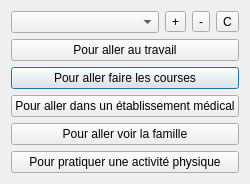
Before: the Qt Designer form main.ui in manuco/covid19_certificate_pos, drawn with Qt 5.
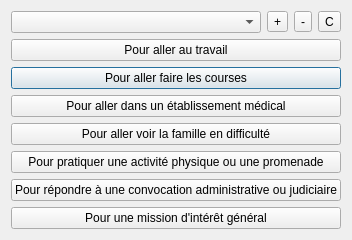
After: the same form once the commit is applied.

```diff
--- a/main.ui
+++ b/main.ui
@@ -6,8 +6,8 @@
    <rect>
     <x>0</x>
     <y>0</y>
-    <width>590</width>
-    <height>248</height>
+    <width>578</width>
+    <height>328</height>
    </rect>
   </property>
   <property name="windowTitle">
@@ -82,14 +82,28 @@
    <item>
     <widget class="QPushButton" name="family">
      <property name="text">
-      <string>Pour aller voir la famille</string>
+      <string>Pour aller voir la famille en difficulté</string>
      </property>
     </widget>
    </item>
    <item>
     <widget class="QPushButton" name="walk">
      <property name="text">
-      <string>Pour pratiquer une activité physique</string>
+      <string>Pour pratiquer une activité physique ou une promenade</string>
+     </property>
+    </widget>
+   </item>
+   <item>
+    <widget class="QPushButton" name="police">
+     <property name="text">
+      <string>Pour répondre à une convocation administrative ou judiciaire</string>
+     </property>
+    </widget>
+   </item>
+   <item>
+    <widget class="QPushButton" name="collective">
+     <property name="text">
+      <string>Pour une mission d'intérêt général</string>
      </property>
     </widget>
    </item>
```
Left out of the diff: 3 changed lines with no effect on the pictures.
